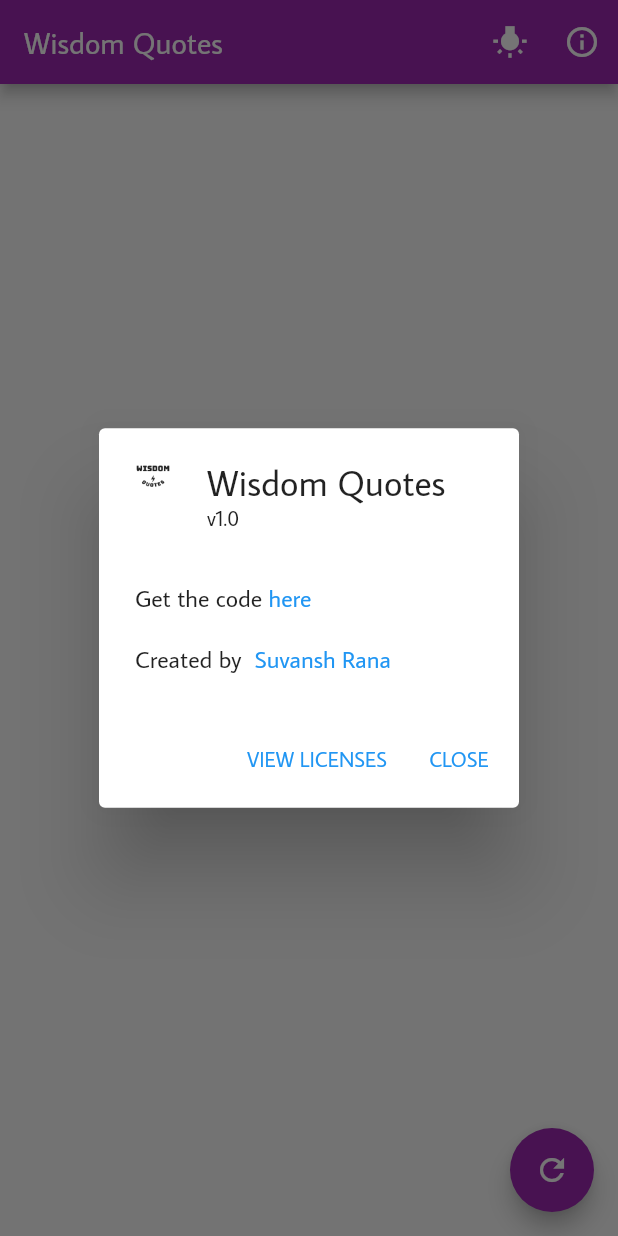
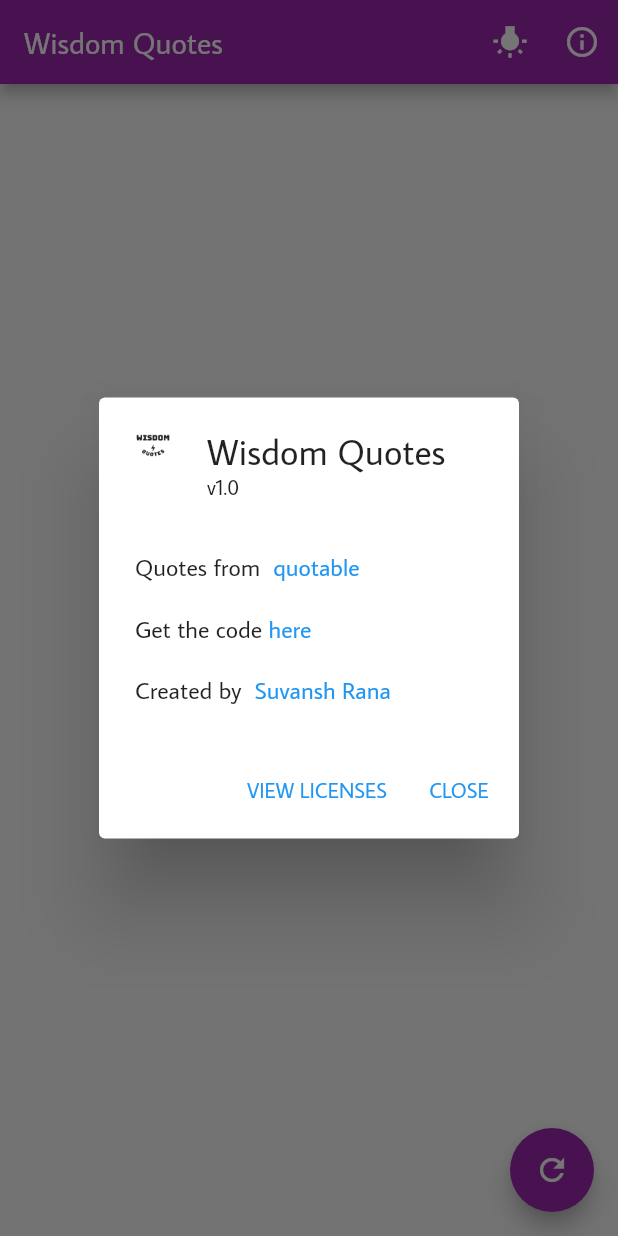
Before and after one commit to suvnshr/wisdom_quotes, a Flutter app: the screen it shows after launch, after a tap on the "info outline" icon, on a phone screen of 412 x 824 dp. Run offline on Flutter 3.47's test engine with Material 2 defaults, Android fonts, the phone set to English and light mode, and no system bars; our stand-ins replace get, shared_preferences; network calls fail.

Commit message:
Added mention for Quotable API

```diff
--- a/lib/widgets/about_icon_button.dart
+++ b/lib/widgets/about_icon_button.dart
@@ -25,6 +25,23 @@ class AboutIconButton extends StatelessWidget {
             applicationName: "Wisdom Quotes",
             applicationVersion: "v1.0",
             children: <Widget>[
+              Row(
+                children: <Widget>[
+                  Text("Quotes from "),
+                  GestureDetector(
+                    child: Text(
+                      " quotable",
+                      style: TextStyle(
+                        color: Colors.blue,
+                      ),
+                    ),
+                    onTap: () {
+                      _launchURL("https://github.com/lukePeavey/quotable");
+                    },
+                  ),
+                ],
+              ),
+              SizedBox(height: 20),
               Row(
                 children: <Widget>[
                   Text("Get the code"),
```
